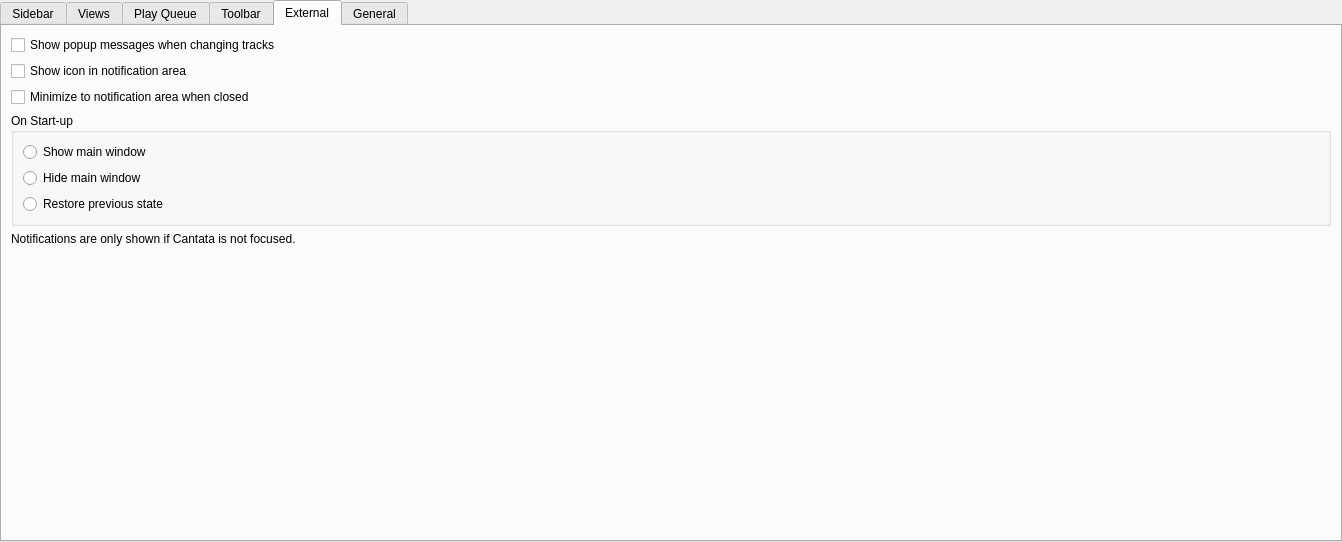
The window that gui/interfacesettings.ui (CDrummond/cantata) describes before a commit, drawn with Qt 5.
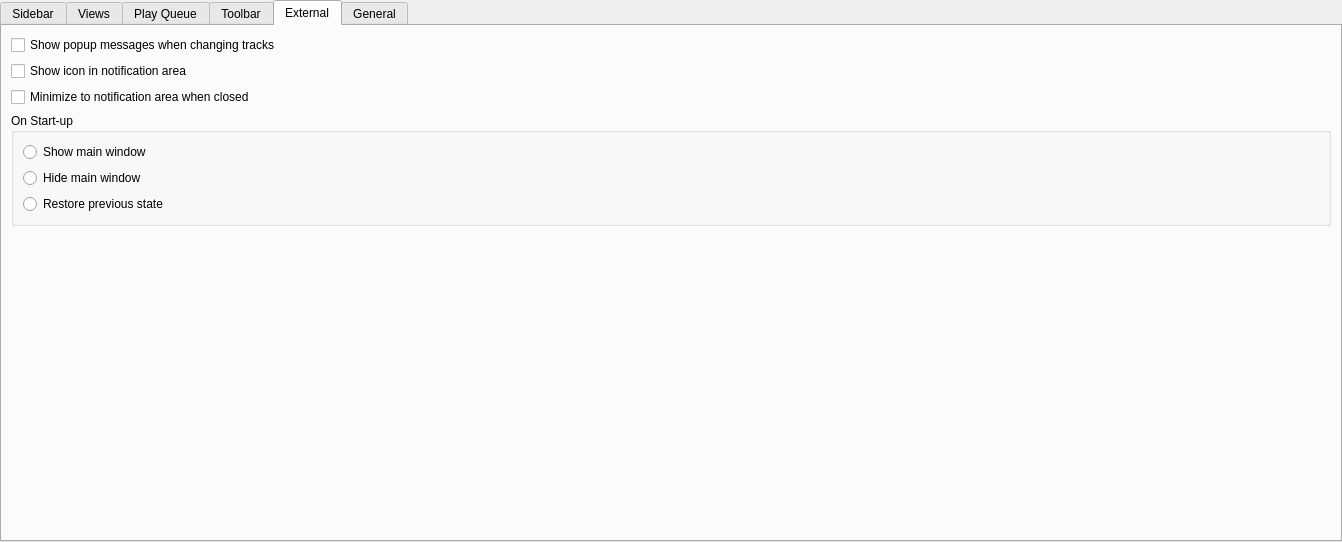
The same window after the commit. The open tabs and pages were chosen to show the change. Custom widgets are drawn as their Qt base class.

Commit message: Show OSX notifications even when Cantata has focus.

The edit to the form file:
```diff
--- a/gui/interfacesettings.ui
+++ b/gui/interfacesettings.ui
@@ -670,13 +670,6 @@
          </layout>
         </widget>
        </item>
-       <item>
-        <widget class="NoteLabel" name="macNotificationLabel">
-         <property name="text">
-          <string>Notifications are only shown if Cantata is not focused.</string>
-         </property>
-        </widget>
-       </item>
        <item>
         <spacer name="verticalSpacer_3">
          <property name="orientation">
```
The commit also changes 2 other files.
